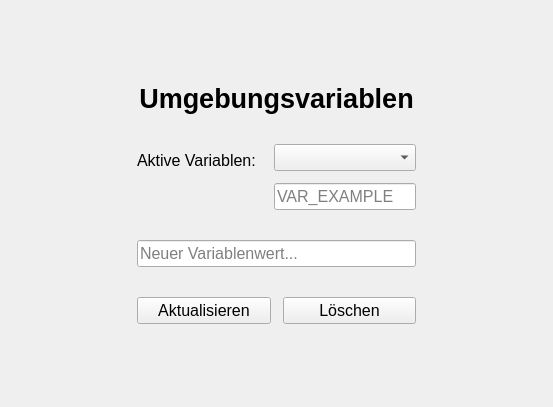
The window that qt_ui/templates/env.ui (GrowVolution/AdminPanel) describes before a commit, drawn with Qt 5.
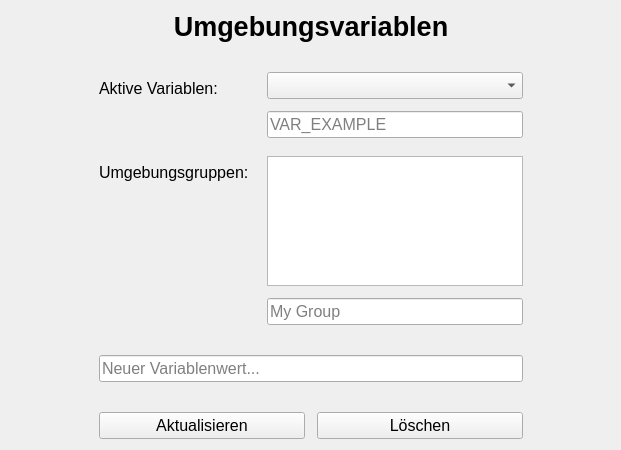
The same window after the commit.

```diff
--- a/qt_ui/templates/env.ui
+++ b/qt_ui/templates/env.ui
@@ -6,8 +6,8 @@
    <rect>
     <x>0</x>
     <y>0</y>
-    <width>553</width>
-    <height>407</height>
+    <width>621</width>
+    <height>450</height>
    </rect>
   </property>
   <property name="windowTitle">
@@ -17,33 +17,7 @@
    <property name="verticalSpacing">
     <number>30</number>
    </property>
-   <item row="0" column="1">
-    <spacer name="verticalSpacer">
-     <property name="orientation">
-      <enum>Qt::Orientation::Vertical</enum>
-     </property>
-     <property name="sizeHint" stdset="0">
-      <size>
-       <width>20</width>
-       <height>40</height>
-      </size>
-     </property>
-    </spacer>
-   </item>
-   <item row="6" column="1">
-    <spacer name="verticalSpacer_2">
-     <property name="orientation">
-      <enum>Qt::Orientation::Vertical</enum>
-     </property>
-     <property name="sizeHint" stdset="0">
-      <size>
-       <width>20</width>
-       <height>40</height>
-      </size>
-     </property>
-    </spacer>
-   </item>
-   <item row="4" column="1">
+   <item row="5" column="1">
     <widget class="QLineEdit" name="new_var_value">
      <property name="font">
       <font>
@@ -55,71 +29,14 @@
      </property>
     </widget>
    </item>
-   <item row="3" column="2">
-    <spacer name="horizontalSpacer">
-     <property name="orientation">
-      <enum>Qt::Orientation::Horizontal</enum>
-     </property>
-     <property name="sizeHint" stdset="0">
-      <size>
-       <width>40</width>
-       <height>20</height>
-      </size>
-     </property>
-    </spacer>
-   </item>
-   <item row="1" column="1">
-    <widget class="QLabel" name="label">
-     <property name="font">
-      <font>
-       <pointsize>20</pointsize>
-       <bold>true</bold>
-      </font>
-     </property>
-     <property name="text">
-      <string>Umgebungsvariablen</string>
-     </property>
-     <property name="alignment">
-      <set>Qt::AlignmentFlag::AlignCenter</set>
-     </property>
-    </widget>
-   </item>
-   <item row="5" column="1">
-    <layout class="QHBoxLayout" name="horizontalLayout">
-     <property name="spacing">
-      <number>12</number>
-     </property>
-     <item>
-      <widget class="QPushButton" name="set_value">
-       <property name="font">
-        <font>
-         <pointsize>12</pointsize>
-        </font>
-       </property>
-       <property name="text">
-        <string>Aktualisieren</string>
-       </property>
-      </widget>
-     </item>
-     <item>
-      <widget class="QPushButton" name="del_value">
-       <property name="font">
-        <font>
-         <pointsize>12</pointsize>
-        </font>
-       </property>
-       <property name="text">
-        <string>Löschen</string>
-       </property>
-      </widget>
-     </item>
-    </layout>
-   </item>
    <item row="3" column="1">
     <layout class="QFormLayout" name="formLayout">
      <property name="horizontalSpacing">
       <number>18</number>
      </property>
+     <property name="verticalSpacing">
+      <number>18</number>
+     </property>
      <item row="0" column="0">
       <widget class="QLabel" name="label_2">
        <property name="font">
@@ -160,6 +77,46 @@
        </item>
       </layout>
      </item>
+     <item row="1" column="0">
+      <widget class="QLabel" name="label_3">
+       <property name="font">
+        <font>
+         <pointsize>12</pointsize>
+        </font>
+       </property>
+       <property name="text">
+        <string>Umgebungsgruppen:</string>
+       </property>
+      </widget>
+     </item>
+     <item row="1" column="1">
+      <layout class="QVBoxLayout" name="verticalLayout">
+       <property name="spacing">
+        <number>12</number>
+       </property>
+       <item>
+        <widget class="QListWidget" name="env_groups">
+         <property name="font">
+          <font>
+           <pointsize>12</pointsize>
+          </font>
+         </property>
+        </widget>
+       </item>
+       <item>
+        <widget class="QLineEdit" name="new_group">
+         <property name="font">
+          <font>
+           <pointsize>12</pointsize>
+          </font>
+         </property>
+         <property name="placeholderText">
+          <string>My Group</string>
+         </property>
+        </widget>
+       </item>
+      </layout>
+     </item>
     </layout>
    </item>
    <item row="3" column="0">
@@ -175,6 +132,92 @@
      </property>
     </spacer>
    </item>
+   <item row="0" column="1">
+    <spacer name="verticalSpacer">
+     <property name="orientation">
+      <enum>Qt::Orientation::Vertical</enum>
+     </property>
+     <property name="sizeHint" stdset="0">
+      <size>
+       <width>20</width>
+       <height>40</height>
+      </size>
+     </property>
+    </spacer>
+   </item>
+   <item row="3" column="2">
+    <spacer name="horizontalSpacer">
+     <property name="orientation">
+      <enum>Qt::Orientation::Horizontal</enum>
+     </property>
+     <property name="sizeHint" stdset="0">
+      <size>
+       <width>40</width>
+       <height>20</height>
+      </size>
+     </property>
+    </spacer>
+   </item>
+   <item row="6" column="1">
+    <layout class="QHBoxLayout" name="horizontalLayout">
+     <property name="spacing">
+      <number>12</number>
+     </property>
+     <item>
+      <widget class="QPushButton" name="set_value">
+       <property name="font">
+        <font>
+         <pointsize>12</pointsize>
+        </font>
+       </property>
+       <property name="text">
+        <string>Aktualisieren</string>
+       </property>
+      </widget>
+     </item>
+     <item>
+      <widget class="QPushButton" name="del_value">
+       <property name="font">
+        <font>
+         <pointsize>12</pointsize>
+        </font>
+       </property>
+       <property name="text">
+        <string>Löschen</string>
+       </property>
+      </widget>
+     </item>
+    </layout>
+   </item>
+   <item row="1" column="1">
+    <widget class="QLabel" name="label">
+     <property name="font">
+      <font>
+       <pointsize>20</pointsize>
+       <bold>true</bold>
+      </font>
+     </property>
+     <property name="text">
+      <string>Umgebungsvariablen</string>
+     </property>
+     <property name="alignment">
+      <set>Qt::AlignmentFlag::AlignCenter</set>
+     </property>
+    </widget>
+   </item>
+   <item row="7" column="1">
+    <spacer name="verticalSpacer_2">
+     <property name="orientation">
+      <enum>Qt::Orientation::Vertical</enum>
+     </property>
+     <property name="sizeHint" stdset="0">
+      <size>
+       <width>20</width>
+       <height>40</height>
+      </size>
+     </property>
+    </spacer>
+   </item>
   </layout>
  </widget>
  <resources/>
```
